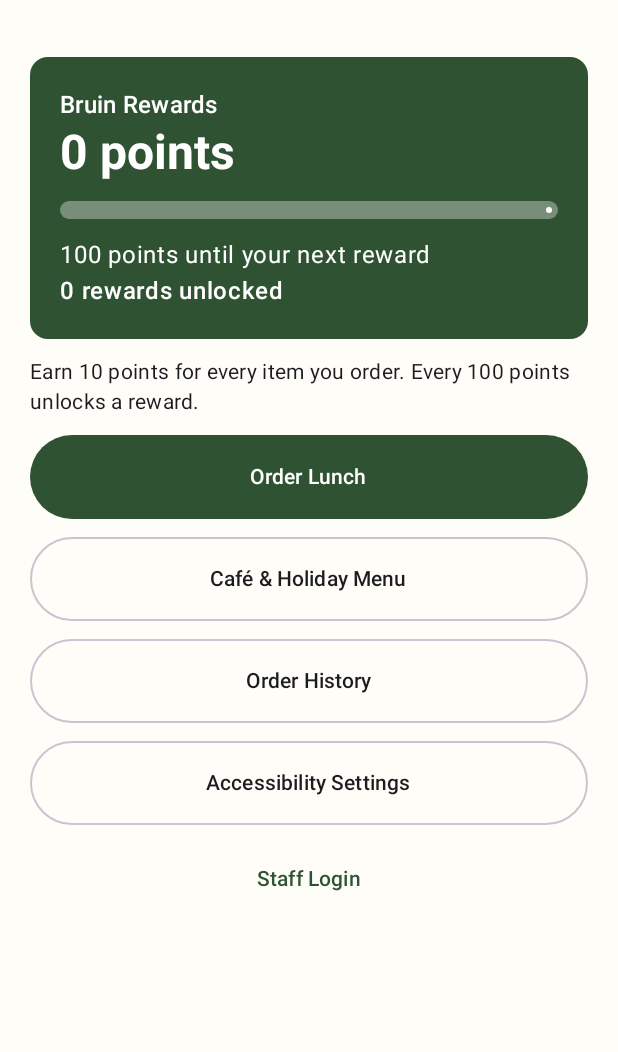
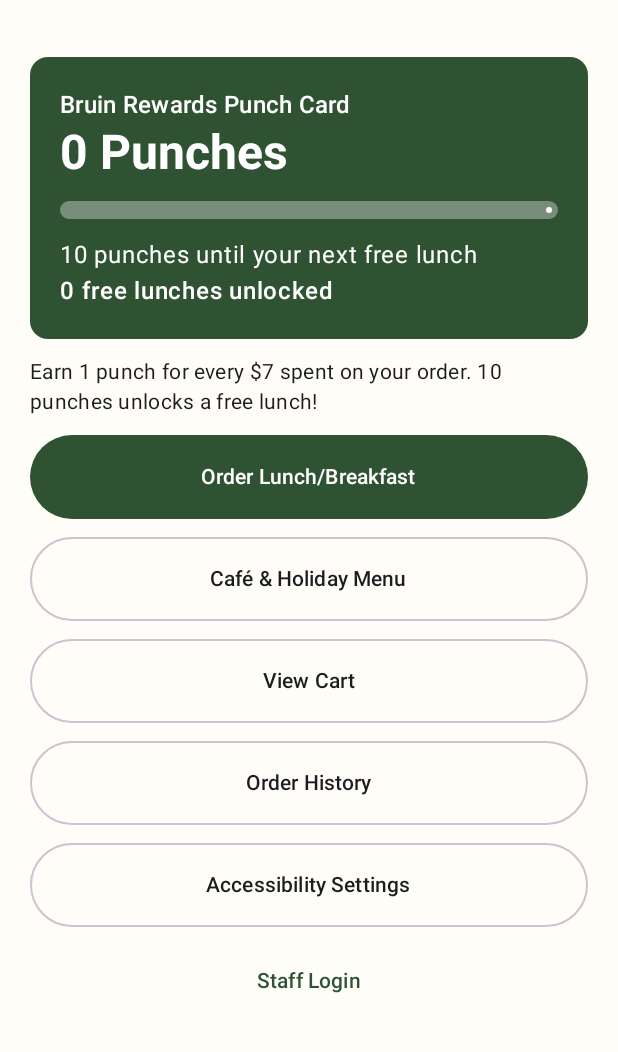
Before and after one commit to DreaminginDistortion/bruincafeapp, an Android app built with Jetpack Compose: the screen it shows after launch (MainActivity), on a phone screen of 412 x 824 dp, the part 69-1121 px from its top. Run offline under Robolectric (Android 15) with nearby library versions, the phone set to English and light mode, and no system bars; network calls fail; pictures from the network do not load.

Commit message:
Finalize Android app: implement punch card rewards system, cart +/- quantity adjustments, direct restock/unstock input, stock-aware cart limits, View Cart navigation

```diff
--- a/app/src/main/java/com/bruincafe/app/data/Rewards.kt
+++ b/app/src/main/java/com/bruincafe/app/data/Rewards.kt
@@ -1,3 +1,12 @@
+/*
+ * Rewards.kt
+ * BruinCafeApp
+ *
+ * Modified by David Crosen:
+ * - Updated rewards rule: Exactly 1 punch earned per completed order.
+ * - 10 punches = 1 free lunch.
+ */
+
 package com.bruincafe.app.data
 
 /** One line of a past order, stored by name so history still reads correctly if the menu changes. */
@@ -11,38 +20,34 @@ data class Order(
     val lines: List<OrderLineRecord>
 ) {
     val itemCount: Int get() = lines.sumOf { it.quantity }
-    val points: Int get() = Rewards.pointsForItems(itemCount)
+
+    // Exactly 1 punch earned per completed order
+    val punchesEarned: Int get() = 1
 }
 
 data class RewardsStatus(
-    val totalPoints: Int,
-    val rewardsEarned: Int,       // how many full reward thresholds have been reached
-    val pointsIntoCurrent: Int,   // progress toward the next reward
-    val pointsToNext: Int,
+    val totalPunches: Int,
+    val freeLunchesEarned: Int,   // how many full reward thresholds have been reached
+    val punchesIntoCurrent: Int,  // progress toward the next reward card
+    val punchesToNext: Int,       // punches remaining until next free lunch
     val progress: Float           // 0f..1f for a progress bar
 )
 
-/**
- * Rewards rules. Points are DERIVED from order history (nothing extra is stored),
- * so the rewards balance and the order history can never disagree.
- *
- *   10 points per item ordered, 100 points = 1 reward (e.g. a free café item).
- */
 object Rewards {
-    const val POINTS_PER_ITEM = 10
-    const val POINTS_PER_REWARD = 100
-
-    fun pointsForItems(itemCount: Int): Int = itemCount.coerceAtLeast(0) * POINTS_PER_ITEM
+    private const val PUNCHES_PER_FREE_LUNCH = 10
 
     fun status(orders: List<Order>): RewardsStatus {
-        val total = orders.sumOf { it.points }
-        val into = total % POINTS_PER_REWARD
+        val totalPunches = orders.sumOf { it.punchesEarned }
+        val freeLunchesEarned = totalPunches / PUNCHES_PER_FREE_LUNCH
+        val punchesIntoCurrent = totalPunches % PUNCHES_PER_FREE_LUNCH
+        val punchesToNext = PUNCHES_PER_FREE_LUNCH - punchesIntoCurrent
+
         return RewardsStatus(
-            totalPoints = total,
-            rewardsEarned = total / POINTS_PER_REWARD,
-            pointsIntoCurrent = into,
-            pointsToNext = POINTS_PER_REWARD - into,
-            progress = into.toFloat() / POINTS_PER_REWARD
+            totalPunches = totalPunches,
+            freeLunchesEarned = freeLunchesEarned,
+            punchesIntoCurrent = punchesIntoCurrent,
+            punchesToNext = punchesToNext,
+            progress = punchesIntoCurrent.toFloat() / PUNCHES_PER_FREE_LUNCH.toFloat()
         )
     }
 }
--- a/app/src/main/java/com/bruincafe/app/ui/navigation/NavGraph.kt
+++ b/app/src/main/java/com/bruincafe/app/ui/navigation/NavGraph.kt
@@ -70,6 +70,8 @@ fun BruinCafeNavGraph(viewModel: CafeViewModel) {
                     viewModel.selectLocation(currentLocationId)
                     navController.navigate(Routes.CAFE_HOLIDAY)
                 },
+                // Button route for Cart on Home Screen (Added by David Crosen)
+                onViewCart = { navController.navigate(Routes.CART) },
                 onOrderHistory = { navController.navigate(Routes.ORDER_HISTORY) },
                 onAccessibility = { navController.navigate(Routes.ACCESSIBILITY) },
                 onStaffLogin = { navController.navigate(Routes.STAFF_LOGIN) }
@@ -149,6 +151,8 @@ fun BruinCafeNavGraph(viewModel: CafeViewModel) {
             CartScreen(
                 cart = uiState.cart,
                 onRemove = viewModel::removeFromCart,
+                // Update quantity route for +/- buttons on Cart screen (Added by David Crosen)
+                onUpdateQuantity = viewModel::updateCartItemQuantity,
                 onCheckout = { navController.navigate(Routes.CHECKOUT) },
                 onKeepBrowsing = goBack,
                 onBack = goBack
--- a/app/src/main/java/com/bruincafe/app/ui/screens/HomeScreen.kt
+++ b/app/src/main/java/com/bruincafe/app/ui/screens/HomeScreen.kt
@@ -1,3 +1,11 @@
+/*
+ * HomeScreen.kt
+ * BruinCafeApp
+ *
+ * Modified by David Crosen:
+ * - Updated rewards card text and descriptions to reflect the new punch card rules ($7 spent = 1 punch, 10 punches = free lunch).
+ */
+
 package com.bruincafe.app.ui.screens
 
 import androidx.compose.foundation.layout.Arrangement
@@ -30,8 +38,8 @@ import com.bruincafe.app.data.Rewards
 import com.bruincafe.app.data.RewardsStatus
 
 /**
- * Screen S-01: Home = Rewards home.
- * Shows the customer's points and progress first, then the main places to go.
+ * Screen S-01: Home
+ * Shows the customer's punches and progress first, then the main places to go.
  * The whole screen scrolls, so it stays usable at "Extra large" text sizes.
  */
 @Composable
@@ -39,6 +47,7 @@ fun HomeScreen(
     rewards: RewardsStatus,
     onOrder: () -> Unit,
     onCafeHoliday: () -> Unit,
+    onViewCart: () -> Unit,
     onOrderHistory: () -> Unit,
     onAccessibility: () -> Unit,
     onStaffLogin: () -> Unit
@@ -53,18 +62,21 @@ fun HomeScreen(
             verticalArrangement = Arrangement.spacedBy(12.dp)
         ) {
             RewardsCard(rewards)
-
+           // New Rewards system (Added by David Crosen)
             Text(
-                "Earn ${Rewards.POINTS_PER_ITEM} points for every item you order. " +
-                    "Every ${Rewards.POINTS_PER_REWARD} points unlocks a reward.",
+                "Earn 1 punch for every $7 spent on your order. " +
+                        "10 punches unlocks a free lunch!",
                 style = MaterialTheme.typography.bodyMedium
             )
-// David Changed "Order Now" to "Order Lunch"
+            // David Changed "Order Lunch" to "Order Lunch/Breakfast"
             Button(onClick = onOrder, modifier = Modifier.fillMaxWidth().heightIn(min = 56.dp)) {
-                Text("Order Lunch")
+                Text("Order Lunch/Breakfast")
             }
             OutlinedButton(onClick = onCafeHoliday, modifier = Modifier.fillMaxWidth().heightIn(min = 56.dp)) {
                 Text("Café & Holiday Menu")
+            }
+            OutlinedButton(onClick = onViewCart, modifier = Modifier.fillMaxWidth().heightIn(min = 56.dp)) {
+                Text("View Cart")
             }
             OutlinedButton(onClick = onOrderHistory, modifier = Modifier.fillMaxWidth().heightIn(min = 56.dp)) {
                 Text("Order History")
@@ -82,10 +94,10 @@ fun HomeScreen(
 @Composable
 private fun RewardsCard(rewards: RewardsStatus) {
     val scheme = MaterialTheme.colorScheme
-    val unlocked = if (rewards.rewardsEarned == 1) "1 reward unlocked" else "${rewards.rewardsEarned} rewards unlocked"
+    val unlocked = if (rewards.freeLunchesEarned == 1) "1 free lunch unlocked" else "${rewards.freeLunchesEarned} free lunches unlocked"
     // One clear sentence for screen readers instead of five separate fragments.
-    val spoken = "Bruin Rewards. ${rewards.totalPoints} points. " +
-        "${rewards.pointsToNext} points until your next reward. $unlocked."
+    val spoken = "Bruin Rewards Punch Card. ${rewards.totalPunches} punches. " +
+            "${rewards.punchesToNext} punches until your next free lunch. $unlocked."
 
     Card(
         modifier = Modifier.fillMaxWidth().semantics(mergeDescendants = true) { contentDescription = spoken },
@@ -94,12 +106,12 @@ private fun RewardsCard(rewards: RewardsStatus) {
     ) {
         Column(modifier = Modifier.padding(20.dp)) {
             Text(
-                "Bruin Rewards",
+                "Bruin Rewards Punch Card",
                 style = MaterialTheme.typography.titleMedium,
                 modifier = Modifier.semantics { heading() }
             )
             Text(
-                "${rewards.totalPoints} points",
+                "${rewards.totalPunches} Punches",
                 style = MaterialTheme.typography.headlineLarge,
                 fontWeight = FontWeight.Bold
             )
@@ -109,7 +121,7 @@ private fun RewardsCard(rewards: RewardsStatus) {
                 color = scheme.onPrimary,
                 trackColor = scheme.onPrimary.copy(alpha = 0.35f)
             )
-            Text("${rewards.pointsToNext} points until your next reward")
+            Text("${rewards.punchesToNext} punches until your next free lunch")
             Text(unlocked, fontWeight = FontWeight.SemiBold)
         }
     }
--- a/build.gradle.kts
+++ b/build.gradle.kts
@@ -1,5 +1,6 @@
 // Top-level build file. Plugin versions are declared here and applied per-module.
 plugins {
-    id("com.android.application") version "8.5.0" apply false
-    id("org.jetbrains.kotlin.android") version "1.9.24" apply false
+    id("com.android.application") version "9.5.1" apply false
+    id("org.jetbrains.kotlin.android") version "2.2.10" apply false
+    id("org.jetbrains.kotlin.plugin.compose") version "2.2.10" apply false
 }
--- a/settings.gradle.kts
+++ b/settings.gradle.kts
@@ -4,6 +4,9 @@ pluginManagement {
         mavenCentral()
         gradlePluginPortal()
     }
+}
+plugins {
+    id("org.gradle.toolchains.foojay-resolver-convention") version "1.0.0"
 }
 dependencyResolutionManagement {
     repositoriesMode.set(RepositoriesMode.FAIL_ON_PROJECT_REPOS)
```
Also changed, not shown: app/build.gradle.kts (+6 -8 lines), app/src/main/java/com/bruincafe/app/data/CafeRepository.kt (+9 -4 lines), app/src/main/java/com/bruincafe/app/ui/CafeViewModel.kt (+53 -23 lines), app/src/main/java/com/bruincafe/app/ui/screens/CartScreen.kt (+62 -12 lines), app/src/main/java/com/bruincafe/app/ui/screens/CheckoutScreen.kt (+11 -3 lines), app/src/main/java/com/bruincafe/app/ui/screens/OrderHistoryScreen.kt (+14 -5 lines), app/src/main/java/com/bruincafe/app/ui/screens/RestockSimulationScreen.kt (+64 -34 lines), gradle.properties (+10 -0 lines).
